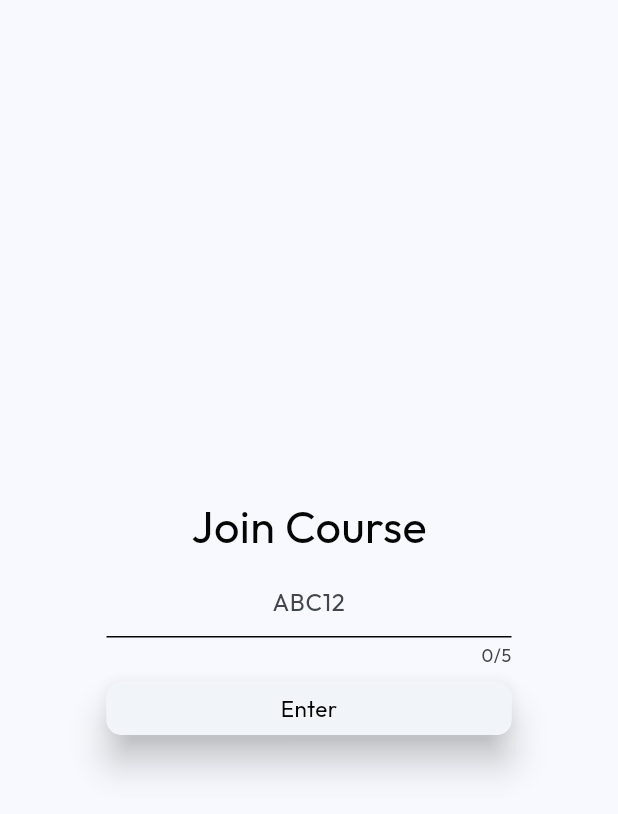
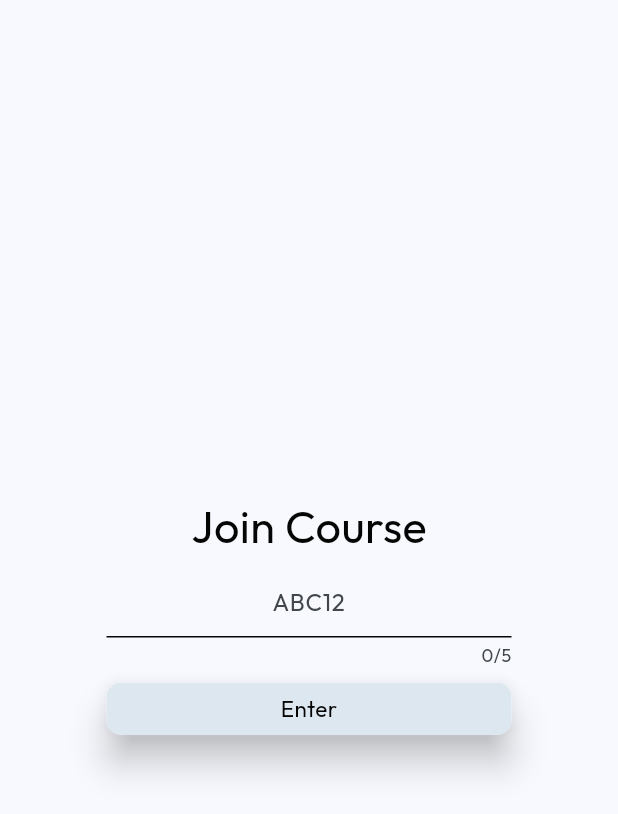
Before and after one commit to sobotat/OES, a Flutter app: the _JoinDialog widget shown alone on an empty page, opened directly, on a phone screen of 412 x 824 dp. Shown: the top 814 px of the screen. Run offline on Flutter 3.47's test engine with Material 3 defaults, Android fonts, the phone set to English and light mode, and no system bars; our stand-ins replace connectivity_plus, device_info_plus, dio, flutter_colorpicker, flutter_secure_storage, go_router and 2 more; missing offline and left inert: flutter_markdown_selectionarea, markdown; accounts and stored records are empty.

Commit message:
Modified color of join course button
Took 1 minute

```diff
--- a/lib/ui/main/MainScreen.dart
+++ b/lib/ui/main/MainScreen.dart
@@ -344,7 +344,7 @@ class _JoinDialogState extends State<_JoinDialog> {
                   padding: const EdgeInsets.all(5),
                   child: Button(
                     text: "Enter",
-                    backgroundColor: wrongCode ? Colors.red.shade700 : null,
+                    backgroundColor: wrongCode ? Colors.red.shade700 : Theme.of(context).colorScheme.secondary,
                     maxWidth: double.infinity,
                     onClick: (context) {
                       join().then((value) {
```
